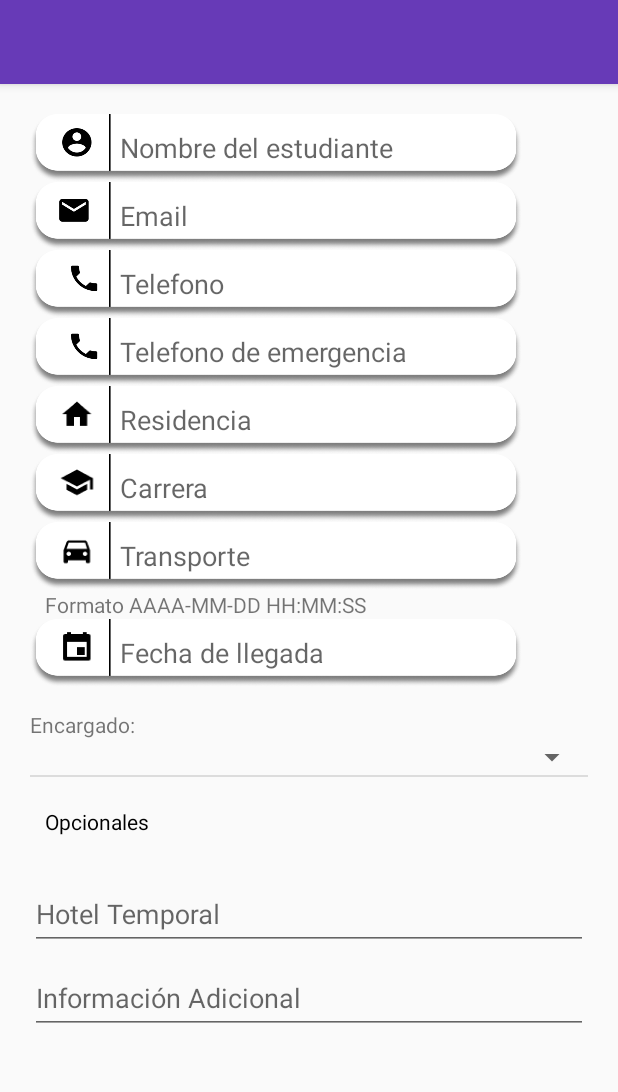
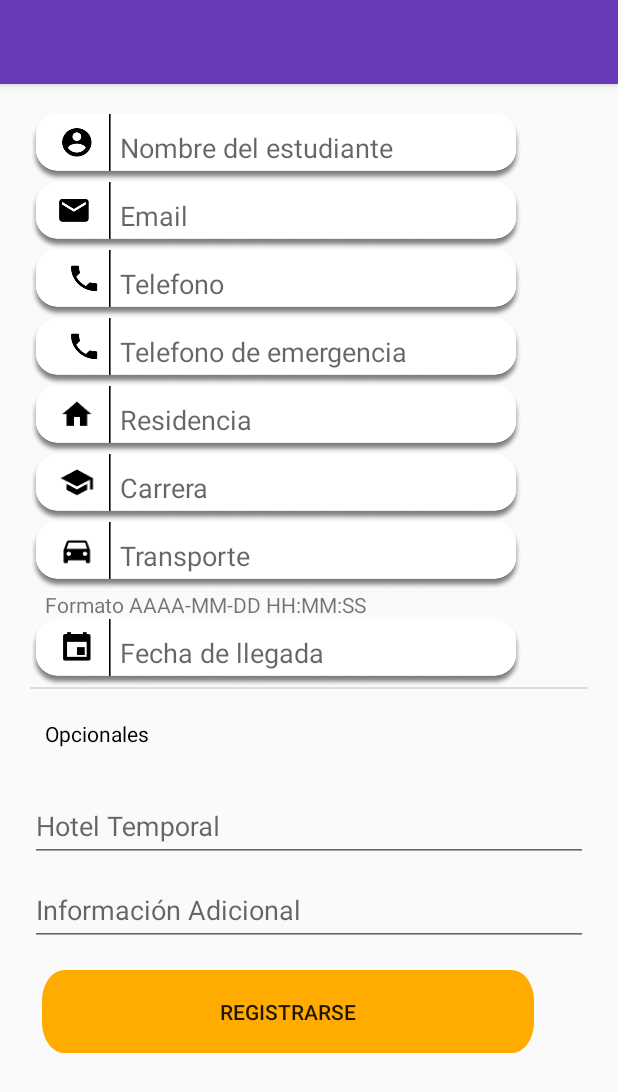
Before and after one commit to Dioxo/Aecol86, an Android app: the RegisterActivity screen opened directly, with no data from a screen before it, on a phone screen of 412 x 824 dp. Shown: the top 1092 px of the screen. Run offline under Robolectric (Android 15) with nearby library versions, the phone set to English and light mode, and no system bars; network calls fail.

Commit message:
Connection entre Activity Login => Register et Modif Interfaz Register

```diff
--- a/Estudiante/src/main/java/me/dioxo/estudiante/Authentication/Authentication.java
+++ b/Estudiante/src/main/java/me/dioxo/estudiante/Authentication/Authentication.java
@@ -1,5 +1,6 @@
 package me.dioxo.estudiante.Authentication;
 
+import android.content.Intent;
 import android.os.Bundle;
 import android.view.View;
 import android.widget.Button;
@@ -13,6 +14,7 @@ import butterknife.BindView;
 import butterknife.ButterKnife;
 import butterknife.OnClick;
 import me.dioxo.estudiante.R;
+import me.dioxo.estudiante.Register.RegisterActivity;
 
 public class Authentication extends AppCompatActivity implements  Authentication_View {
 
@@ -98,6 +100,6 @@ public class Authentication extends AppCompatActivity implements  Authentication
     @OnClick(R.id.register)
     public void onRegisterClicked()
     {
-        //startActivity(new Intent(this, RegisterActivity.class));
+        startActivity(new Intent(this, RegisterActivity.class));
     }
 }
--- a/Estudiante/src/main/java/me/dioxo/estudiante/Authentication/Authentication_Presenter_Impl.java
+++ b/Estudiante/src/main/java/me/dioxo/estudiante/Authentication/Authentication_Presenter_Impl.java
@@ -6,7 +6,7 @@ import android.util.Log;
 
 import org.greenrobot.eventbus.Subscribe;
 
-import me.dioxo.aecol86.Constantes;
+import me.dioxo.estudiante.Constantes;
 import me.dioxo.estudiante.libs.ApplicationContextProvider;
 import me.dioxo.estudiante.libs.EventBus;
 import me.dioxo.estudiante.libs.GreenRobotEventBus;
--- a/Estudiante/src/main/java/me/dioxo/estudiante/Authentication/Authentication_Repository_Impl.java
+++ b/Estudiante/src/main/java/me/dioxo/estudiante/Authentication/Authentication_Repository_Impl.java
@@ -14,7 +14,7 @@ import org.json.JSONObject;
 import java.security.NoSuchAlgorithmException;
 import java.security.spec.InvalidKeySpecException;
 
-import me.dioxo.aecol86.Constantes;
+import me.dioxo.estudiante.Constantes;
 import me.dioxo.estudiante.Request.LoginRequest;
 import me.dioxo.estudiante.libs.ApplicationContextProvider;
 import me.dioxo.estudiante.libs.EventBus;
--- a/Estudiante/src/main/java/me/dioxo/estudiante/Request/LoginRequest.java
+++ b/Estudiante/src/main/java/me/dioxo/estudiante/Request/LoginRequest.java
@@ -7,7 +7,7 @@ import com.android.volley.toolbox.StringRequest;
 import java.util.HashMap;
 import java.util.Map;
 
-import me.dioxo.aecol86.Constantes;
+import me.dioxo.estudiante.Constantes;
 
 
 public class LoginRequest extends StringRequest {
--- a/Estudiante/src/main/res/layout/activity_register.xml
+++ b/Estudiante/src/main/res/layout/activity_register.xml
@@ -118,17 +118,6 @@
                 android:background="@drawable/edit_fecha"
                 android:layout_height="45dp"/>
 
-            <TextView
-                android:layout_marginTop="15dp"
-                android:layout_width="match_parent"
-                android:layout_height="wrap_content"
-                android:text="@string/Ac_information_txt_encargado"/>
-
-            <Spinner
-                android:layout_width="match_parent"
-                android:layout_height="wrap_content"
-                android:id="@+id/spinnerOrganizador"
-                android:spinnerMode="dropdown" />
 
 
             <View
@@ -202,9 +191,34 @@
 
 
             -->
+
+            <Button
+                android:id="@+id/btnLogin"
+                android:layout_width="328dp"
+                android:layout_height="55dp"
+                android:layout_marginStart="8dp"
+                android:layout_marginTop="16dp"
+                android:layout_marginEnd="8dp"
+                android:background="@drawable/btn_connecter"
+                android:text="@string/Ac_login_txt_registrarse"/>
         </LinearLayout>
+
 
 
     </ScrollView>
 
+
+    <ProgressBar
+        android:id="@+id/progressBar"
+        style="?android:attr/progressBarStyle"
+        android:layout_width="wrap_content"
+        android:layout_height="wrap_content"
+        android:visibility="gone"
+        android:layout_gravity="center"
+        android:layout_marginStart="8dp"
+        android:layout_marginTop="8dp"
+        android:layout_marginEnd="8dp"
+        android:layout_marginBottom="8dp" />
+
+
 </LinearLayout>
```
